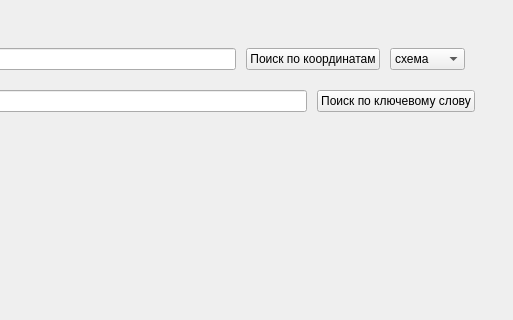
Old version of the form graphic.ui in the repository boldirev-as/Yandex-Api-Map-pyQt5-big-problem-in-lyceum; both pictures show x 622 to 1135 and y 0 to 320 of the 1135 by 831 pixel window.
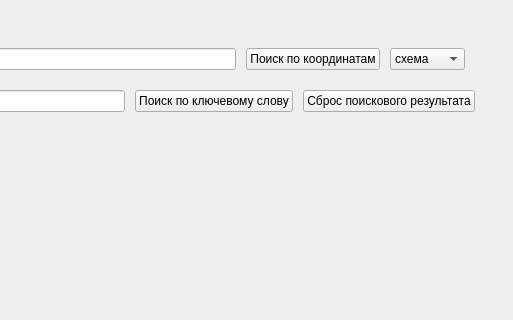
New version of the form.

Commit message: Часть №6

The edit to the form file:
```diff
--- a/graphic.ui
+++ b/graphic.ui
@@ -125,6 +125,13 @@
                </property>
               </widget>
              </item>
+             <item>
+              <widget class="QPushButton" name="reboot_search_btn">
+               <property name="text">
+                <string>Сброс поискового результата</string>
+               </property>
+              </widget>
+             </item>
             </layout>
            </item>
           </layout>
```
The commit also changes 1 other file.
